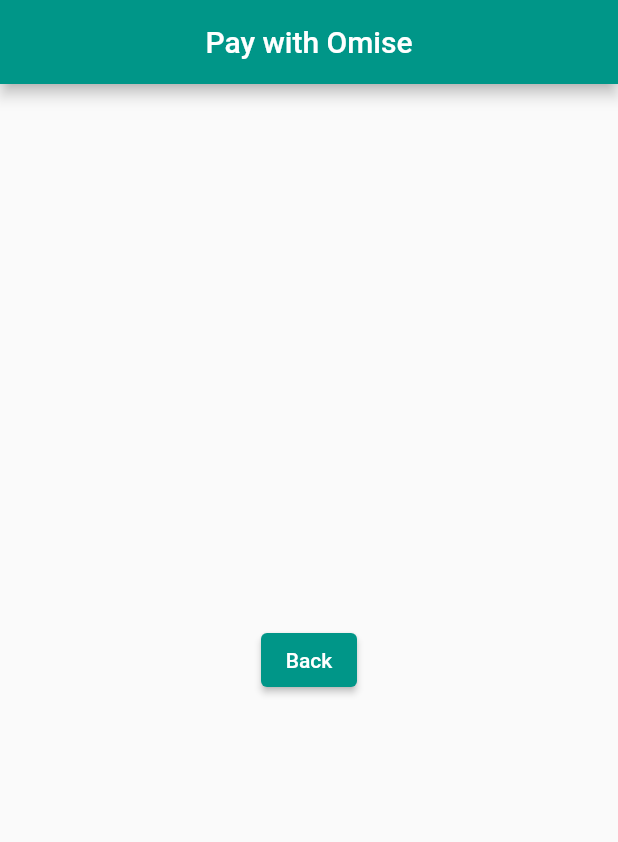
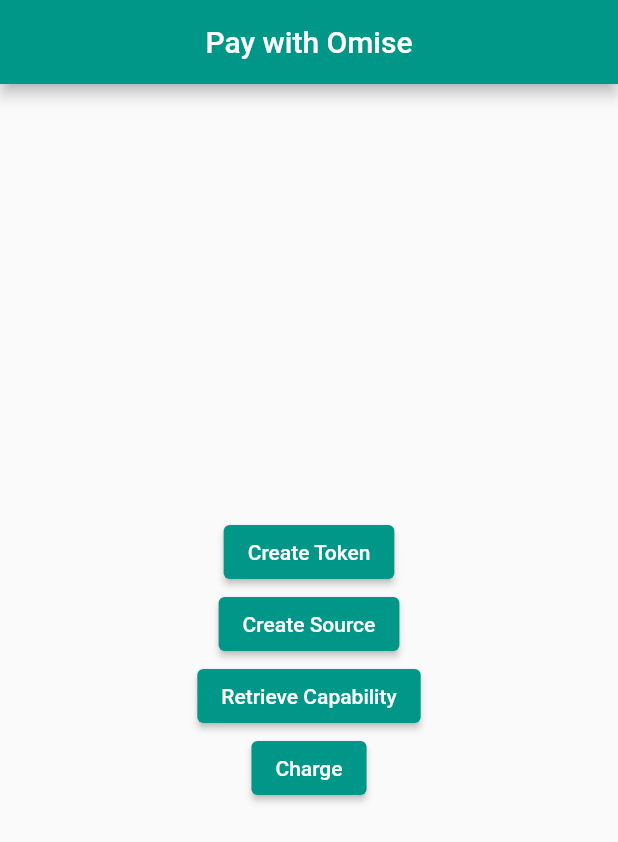
Before and after one commit to khemmanat/flutter_payment_sample, a Flutter app: the OmisePaymentPage widget shown alone on an empty page, opened directly, on a phone screen of 412 x 824 dp. Shown: the top 842 px of the screen. Run offline on Flutter 3.47's test engine with Material 2 defaults, Android fonts, the phone set to English and light mode, and no system bars; missing offline and left inert: omise_flutter.

Commit message:
add omise services

```diff
--- a/lib/core/constants/payment/omise.dart
+++ b/lib/core/constants/payment/omise.dart
@@ -1,3 +1,7 @@
 class OmiseConstant {
+  // real test key
   static const String publicKey = "pkey_test_5o7gyk3jag449lw7lgq";
+  static const String secretKey = "skey_test_5o7gyk3j9m5tc6mlvw6";
+  // fake test key
+  // static const String publicKey = "pkey_test_5o7gyk3jag449lw7lgq";
 }
--- /dev/null
+++ b/lib/core/services/payment/omise_service.dart
@@ -0,0 +1 @@
+class OmiseService {}
--- a/lib/features/payment/pages/omise/omise_page.dart
+++ b/lib/features/payment/pages/omise/omise_page.dart
@@ -12,6 +12,7 @@ class OmisePaymentPage extends StatefulWidget {
 
 class _OmisePaymentPageState extends State<OmisePaymentPage> {
   OmiseFlutter omise = OmiseFlutter(OmiseConstant.publicKey);
+  TextEditingController omiseToken = TextEditingController();
 
   @override
   Widget build(BuildContext context) {
@@ -22,10 +23,64 @@ class _OmisePaymentPageState extends State<OmisePaymentPage> {
           children: [
             ElevatedButton(
                 onPressed: () {
-                  Navigator.pop(context);
+                  createToken();
                 },
-                child: const Text('Back'))
+                child: Text('Create Token')),
+            ElevatedButton(
+                onPressed: () {
+                  createSource();
+                },
+                child: Text('Create Source')),
+            ElevatedButton(
+                onPressed: () {
+                  retrieveCapability();
+                },
+                child: Text('Retrieve Capability')),
+            ElevatedButton(
+                onPressed: () {
+                  charge();
+                },
+                child: Text('Charge'))
+            // ElevatedButton(
+            //     onPressed: () {
+            //       Navigator.pop(context);
+            //     },
+            //     child: const Text('Back'))
           ],
         ));
   }
+
+  createToken() async {
+    final token = await omise.token
+        .create('JOHN DOE', '4242424242424242', '10', '2024', '123');
+    setState(() {
+      omiseToken.text = token.id!;
+    });
+    // print('TOKEN: ${token.id}');
+  }
+
+  createSource() async {
+    final source =
+        await omise.source.create(10000, 'thb', 'internet_banking_bay');
+    print('SOURCE ID: ${source.id}');
+  }
+
+  retrieveCapability() async {
+    final capability = await omise.capability.retrieve();
+    capability.paymentMethods?.forEach((element) {
+      print(element.name);
+    });
+  }
+
+  charge() async {
+    final charge = await omise.client.post('api.omise.co', [
+      '/charges'
+    ], data: {
+      'amount': 10000,
+      'currency': 'thb',
+      'source': 'src_test_5uu37nqrpwhsa13ui2z',
+      'return_uri': 'http://www.example.com'
+    });
+    print('CHARGE: $charge');
+  }
 }
```
